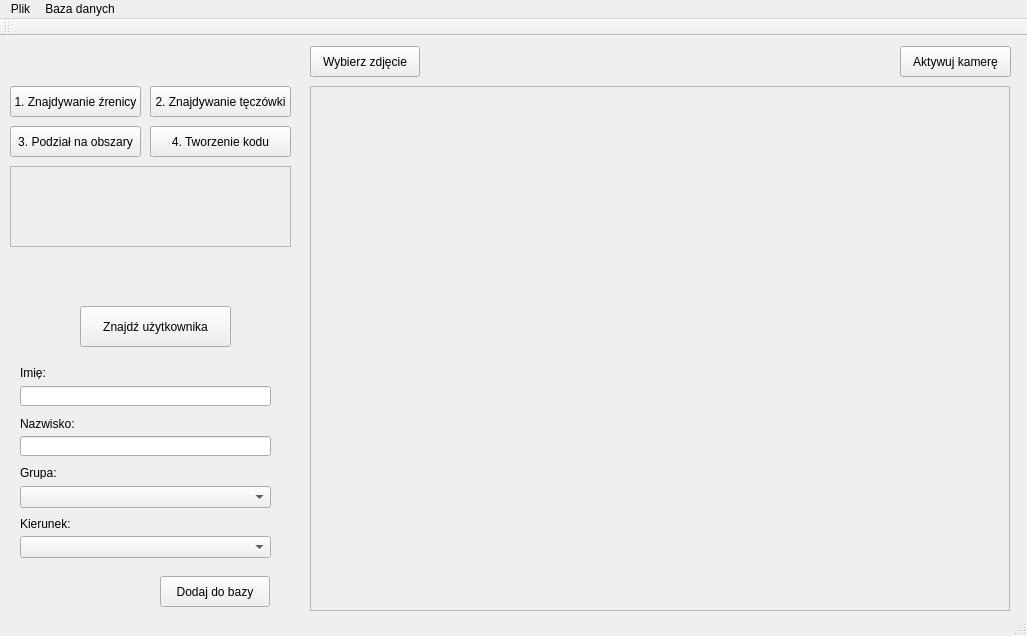
This is Iris_recognition/mainwindow.ui in kn65op/inzynierka as Qt 5 draws it before an edit. The edited form follows.
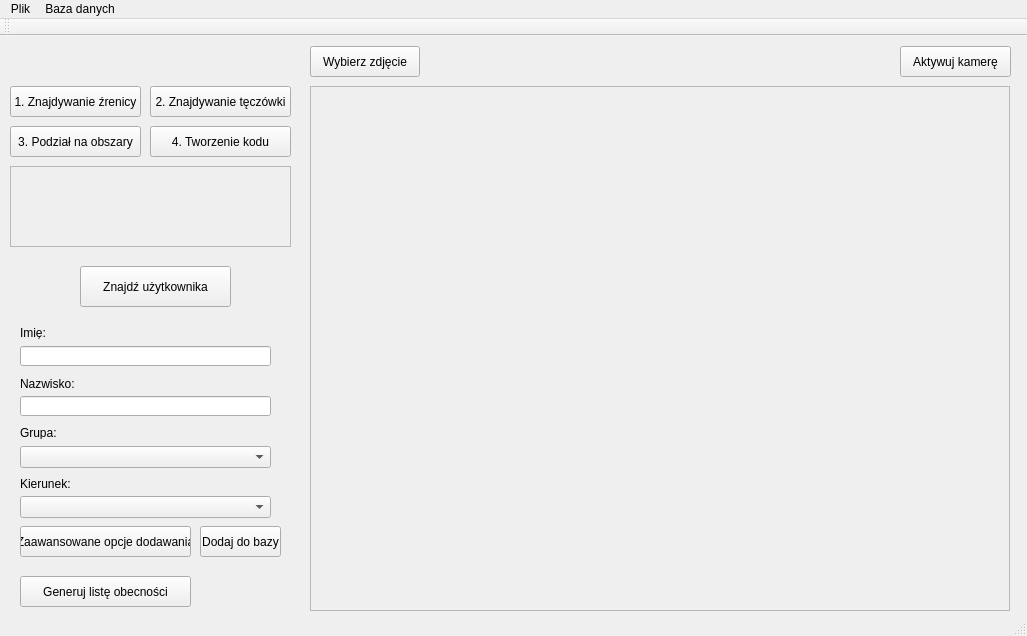
This is the edited form. Custom widgets are drawn as their Qt base class.

Commit message: ostatnie praca

What changed in the file:
```diff
--- a/Iris_recognition/mainwindow.ui
+++ b/Iris_recognition/mainwindow.ui
@@ -18,7 +18,7 @@
     <property name="geometry">
      <rect>
       <x>20</x>
-      <y>350</y>
+      <y>310</y>
       <width>251</width>
       <height>20</height>
      </rect>
@@ -28,7 +28,7 @@
     <property name="geometry">
      <rect>
       <x>20</x>
-      <y>400</y>
+      <y>360</y>
       <width>251</width>
       <height>20</height>
      </rect>
@@ -38,7 +38,7 @@
     <property name="geometry">
      <rect>
       <x>20</x>
-      <y>330</y>
+      <y>290</y>
       <width>45</width>
       <height>13</height>
      </rect>
@@ -51,7 +51,7 @@
     <property name="geometry">
      <rect>
       <x>20</x>
-      <y>380</y>
+      <y>340</y>
       <width>60</width>
       <height>16</height>
      </rect>
@@ -64,7 +64,7 @@
     <property name="geometry">
      <rect>
       <x>20</x>
-      <y>430</y>
+      <y>390</y>
       <width>45</width>
       <height>13</height>
      </rect>
@@ -76,9 +76,9 @@
    <widget class="QPushButton" name="submitButton">
     <property name="geometry">
      <rect>
-      <x>160</x>
-      <y>540</y>
-      <width>110</width>
+      <x>200</x>
+      <y>490</y>
+      <width>81</width>
       <height>31</height>
      </rect>
     </property>
@@ -118,7 +118,7 @@
     <property name="geometry">
      <rect>
       <x>20</x>
-      <y>480</y>
+      <y>440</y>
       <width>50</width>
       <height>16</height>
      </rect>
@@ -239,7 +239,7 @@
     <property name="geometry">
      <rect>
       <x>80</x>
-      <y>270</y>
+      <y>230</y>
       <width>151</width>
       <height>41</height>
      </rect>
@@ -265,7 +265,7 @@
     <property name="geometry">
      <rect>
       <x>20</x>
-      <y>450</y>
+      <y>410</y>
       <width>251</width>
       <height>22</height>
      </rect>
@@ -275,12 +275,38 @@
     <property name="geometry">
      <rect>
       <x>20</x>
-      <y>500</y>
+      <y>460</y>
       <width>251</width>
       <height>22</height>
      </rect>
     </property>
    </widget>
+   <widget class="QPushButton" name="pushButton">
+    <property name="geometry">
+     <rect>
+      <x>20</x>
+      <y>490</y>
+      <width>171</width>
+      <height>31</height>
+     </rect>
+    </property>
+    <property name="text">
+     <string>Zaawansowane opcje dodawania</string>
+    </property>
+   </widget>
+   <widget class="QPushButton" name="pushButton_2">
+    <property name="geometry">
+     <rect>
+      <x>20</x>
+      <y>540</y>
+      <width>171</width>
+      <height>31</height>
+     </rect>
+    </property>
+    <property name="text">
+     <string>Generuj listę obecności</string>
+    </property>
+   </widget>
   </widget>
   <widget class="QMenuBar" name="menuBar">
    <property name="geometry">
```
The commit also changes 2 other files.
